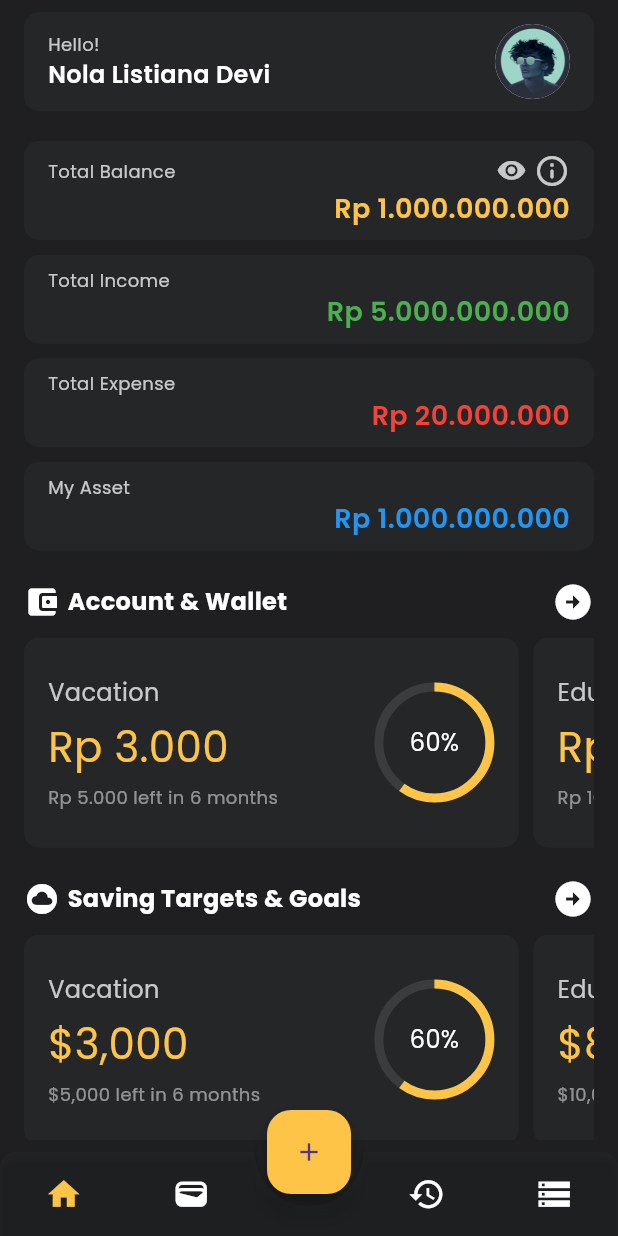
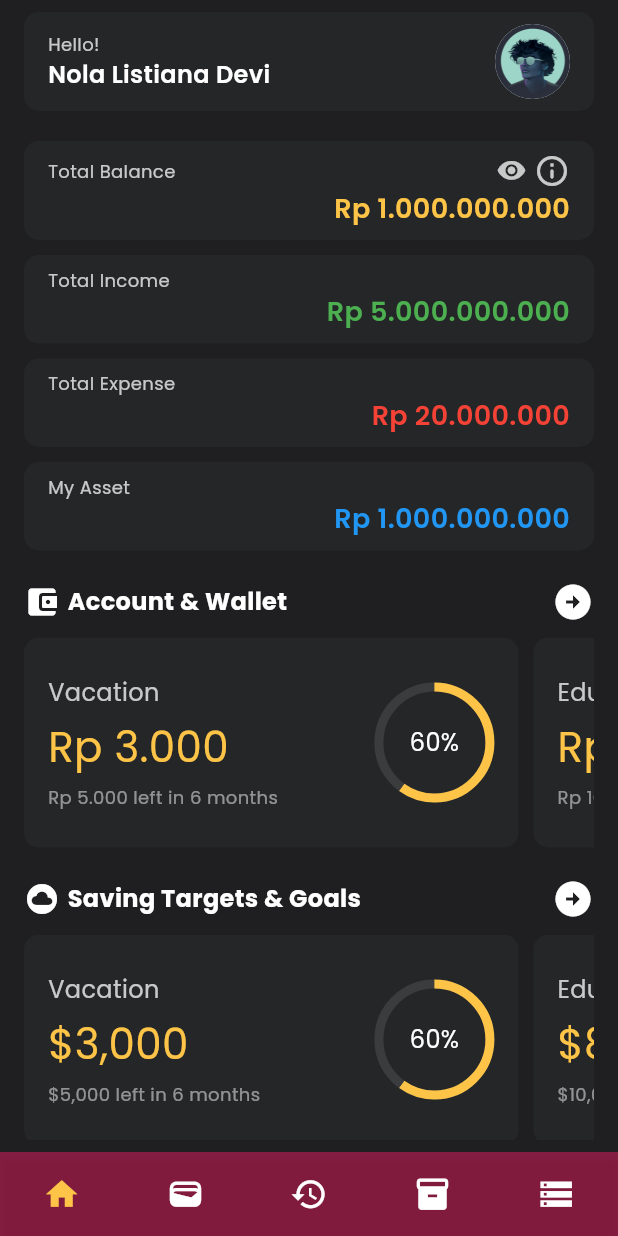
Before and after one commit to Danu-Nur/my_finance, a Flutter app: the BottomNavbar screen opened directly, on a phone screen of 412 x 824 dp. Run offline on Flutter 3.47's test engine with Material 3 defaults, Android fonts, the phone set to English and light mode, and no system bars; drawn by our look-alikes of animated_bottom_navigation_bar, percent_indicator; our stand-ins replace bloc, flutter_bloc, google_fonts.

Commit message:
Refactor BottomNavbar and HomeFooter: remove floating action button, update icon list, and adjust background color

```diff
--- a/lib/screens/widgets/bottom_navbar.dart
+++ b/lib/screens/widgets/bottom_navbar.dart
@@ -25,19 +25,19 @@ class BottomNavbar extends StatelessWidget {
         backgroundColor: primaryColor,
         body: const HomeBody(),
         bottomNavigationBar: const HomeFooter(),
-        floatingActionButton: SafeArea(
-          child: SizedBox(
-            child: FloatingActionButton(
-              onPressed: () {},
-              backgroundColor: buttonColor,
-              child: const Icon(
-                Icons.add,
-                size: 20,
-              ),
-            ),
-          ),
-        ),
-        floatingActionButtonLocation: FloatingActionButtonLocation.centerDocked,
+        // floatingActionButton: SafeArea(
+        //   child: SizedBox(
+        //     child: FloatingActionButton(
+        //       onPressed: () {},
+        //       backgroundColor: buttonColor,
+        //       child: const Icon(
+        //         Icons.add,
+        //         size: 20,
+        //       ),
+        //     ),
+        //   ),
+        // ),
+        // floatingActionButtonLocation: FloatingActionButtonLocation.endFloat,
       ),
     );
   }
@@ -56,10 +56,10 @@ class HomeBody extends StatelessWidget {
         }
 
         List<Widget> pages = [
-          const DashboardScreen(),
+          DashboardScreen(),
           const BudgetScreen(),
           const HistoryScreen(),
-          // const SettingScreen(),
+          const SettingScreen(),
           const DataMasterScreen(),
         ];
 
@@ -81,6 +81,7 @@ class HomeFooter extends StatelessWidget {
       Icons.home,
       Icons.wallet_rounded,
       Icons.history,
+      Icons.inventory_2,
       Icons.storage,
     ];
 
@@ -92,12 +93,12 @@ class HomeFooter extends StatelessWidget {
         }
 
         return AnimatedBottomNavigationBar(
-          backgroundColor: secondaryColor.withOpacity(0.5),
+          backgroundColor: Colors.pink.withOpacity(0.5),
           icons: iconItems,
           splashColor: buttonColor,
           inactiveColor: textColor,
           activeColor: buttonColor,
-          gapLocation: GapLocation.center,
+          gapLocation: GapLocation.none,
           activeIndex: currentIndex,
           notchSmoothness: NotchSmoothness.softEdge,
           leftCornerRadius: 10,
```
